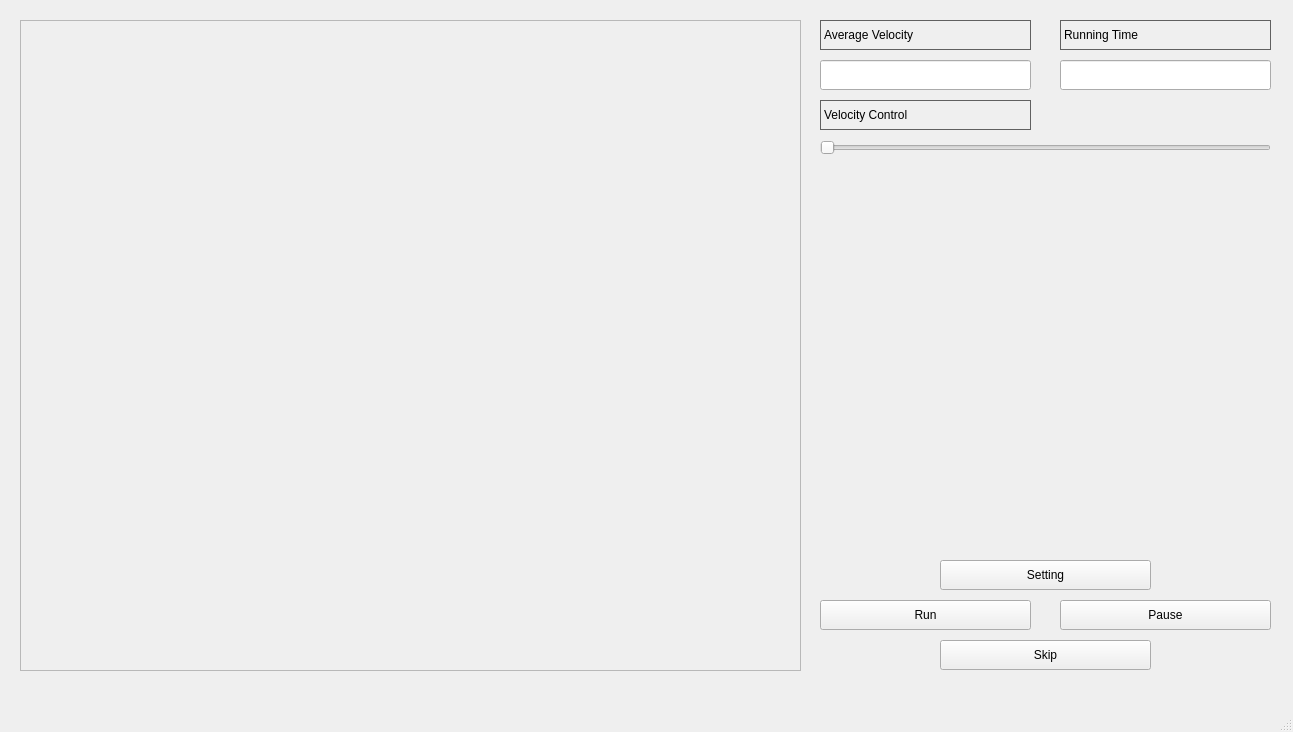
Above: pypeds/gui/ui/mainwindow_main.ui from my-HenryS/pypeds before the change. Below: the same form after it.
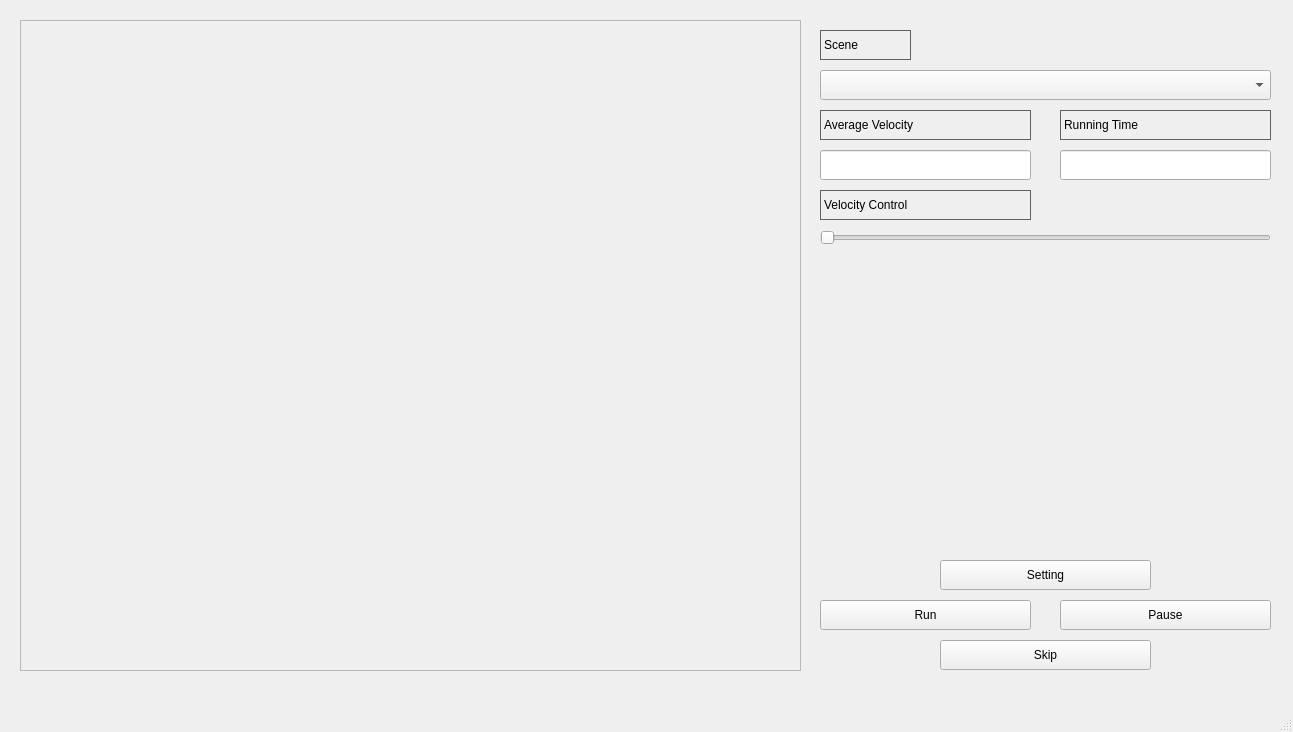
That is the form after the change.

Commit message: Solve the Scene problem

```diff
--- a/pypeds/gui/ui/mainwindow_main.ui
+++ b/pypeds/gui/ui/mainwindow_main.ui
@@ -93,7 +93,7 @@
     <property name="geometry">
      <rect>
       <x>820</x>
-      <y>20</y>
+      <y>110</y>
       <width>211</width>
       <height>30</height>
      </rect>
@@ -120,7 +120,7 @@
     <property name="geometry">
      <rect>
       <x>1060</x>
-      <y>20</y>
+      <y>110</y>
       <width>211</width>
       <height>30</height>
      </rect>
@@ -147,7 +147,7 @@
     <property name="geometry">
      <rect>
       <x>820</x>
-      <y>60</y>
+      <y>150</y>
       <width>211</width>
       <height>30</height>
      </rect>
@@ -157,7 +157,7 @@
     <property name="geometry">
      <rect>
       <x>1060</x>
-      <y>60</y>
+      <y>150</y>
       <width>211</width>
       <height>30</height>
      </rect>
@@ -167,7 +167,7 @@
     <property name="geometry">
      <rect>
       <x>820</x>
-      <y>100</y>
+      <y>190</y>
       <width>211</width>
       <height>30</height>
      </rect>
@@ -194,7 +194,7 @@
     <property name="geometry">
      <rect>
       <x>820</x>
-      <y>140</y>
+      <y>230</y>
       <width>451</width>
       <height>16</height>
      </rect>
@@ -203,6 +203,43 @@
      <enum>Qt::Horizontal</enum>
     </property>
    </widget>
+   <widget class="QComboBox" name="comboBox">
+    <property name="geometry">
+     <rect>
+      <x>820</x>
+      <y>70</y>
+      <width>451</width>
+      <height>30</height>
+     </rect>
+    </property>
+   </widget>
+   <widget class="QLabel" name="label_6">
+    <property name="geometry">
+     <rect>
+      <x>820</x>
+      <y>30</y>
+      <width>91</width>
+      <height>30</height>
+     </rect>
+    </property>
+    <property name="styleSheet">
+     <string notr="true">QLabel{
+
+     border-width: 1px;
+
+     border-style: solid;
+
+     border-color: rgb(96, 96, 96);
+
+}</string>
+    </property>
+    <property name="text">
+     <string>Scene</string>
+    </property>
+    <property name="margin">
+     <number>-1</number>
+    </property>
+   </widget>
   </widget>
   <widget class="QMenuBar" name="menubar">
    <property name="geometry">
```
The commit also changes 7 other files.
